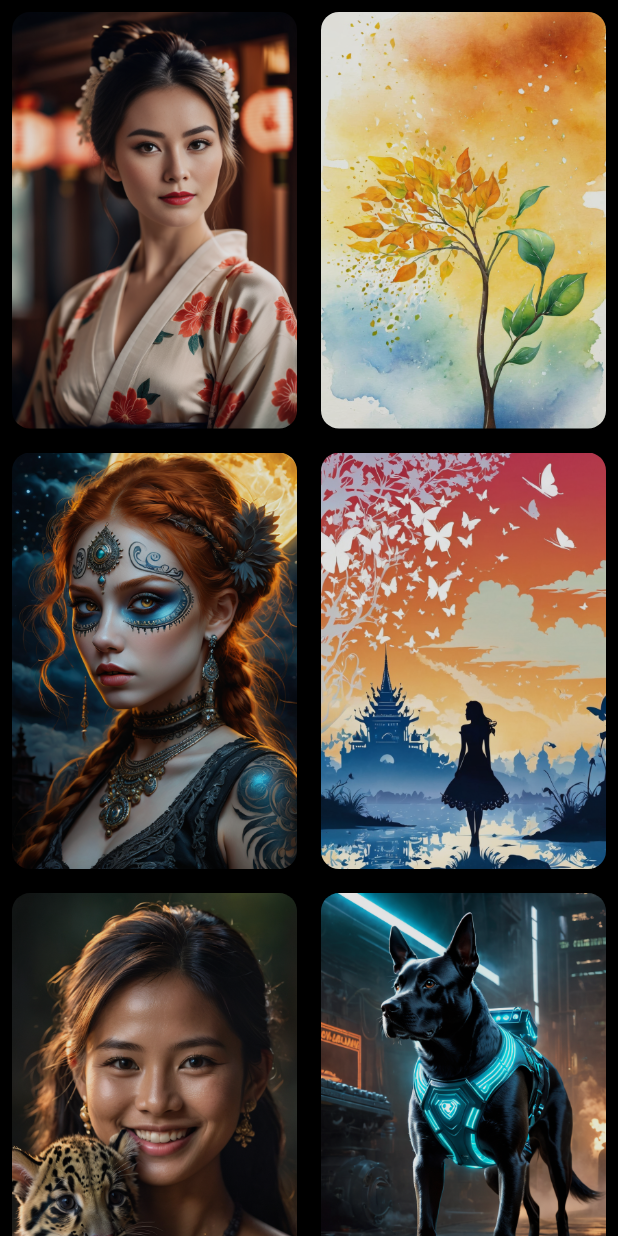
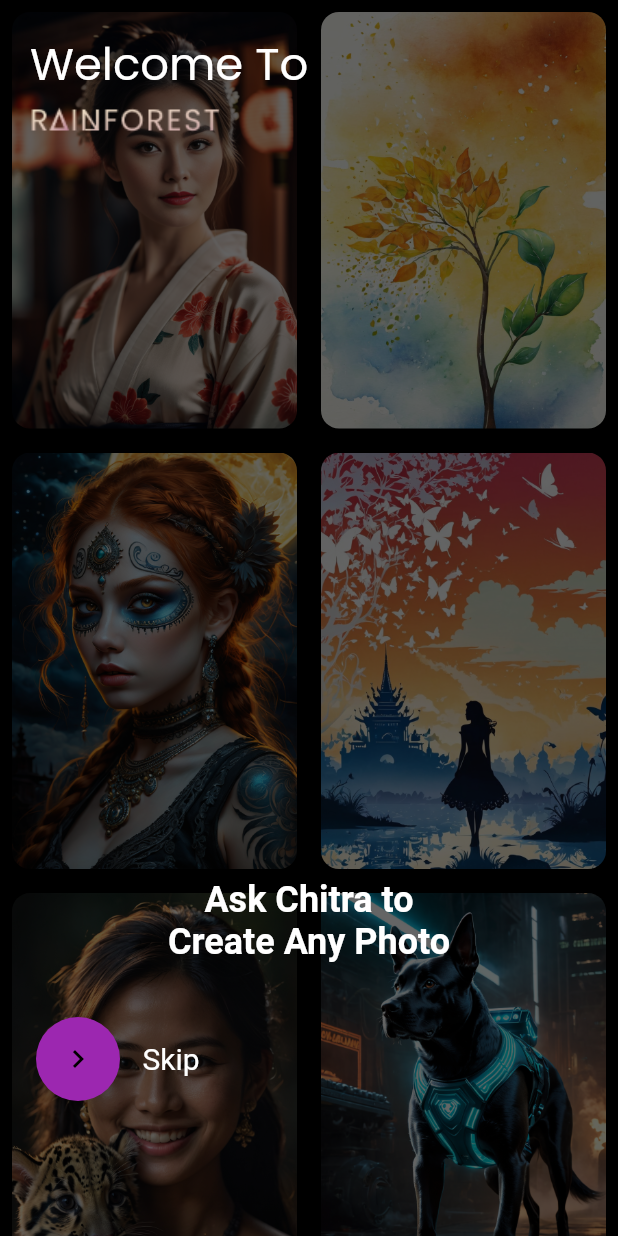
Before and after one commit to whoaryu/rainforest, a Flutter app: the screen it shows after launch, on a phone screen of 412 x 824 dp. Run offline on Flutter 3.47's test engine with Material 3 defaults, Android fonts, the light colour scheme and no system bars.

Commit message:
Update stilltrying.dart

```diff
--- a/lib/stilltrying.dart
+++ b/lib/stilltrying.dart
@@ -34,13 +34,15 @@ class _TrialState extends State<Trial> {
   Widget build(BuildContext context) {
     return Scaffold(
       backgroundColor: Colors.black,
-      body: MasonryGridView.builder(
+      body: Stack(
+        children: [
+          MasonryGridView.builder(
             itemCount: 16, // Placeholder for infinite scroll implementation
             gridDelegate: const SliverSimpleGridDelegateWithFixedCrossAxisCount(
               crossAxisCount: 2,
             ),
             itemBuilder: (context, index) => Opacity(
-          opacity: 0.9,
+              opacity: 0.4,
               child: Padding(
                 padding: const EdgeInsets.all(8.0),
                 child: ClipRRect(
@@ -52,6 +54,75 @@ class _TrialState extends State<Trial> {
               ),
             ),
           ),
+          Positioned(
+            top: 20.0,
+            left: 20.0,
+            child: Column(
+              crossAxisAlignment: CrossAxisAlignment.start,
+              children: [
+                // Image.asset(
+                //   'assets/welcome_to_login.svg',
+                //   height: 50,
+                // ),
+                Text(
+                  'Welcome To',
+                  style: TextStyle(
+                    fontSize: 30,
+                    color: Colors.white,
+                    fontFamily: 'Poppins-Regular',
+                  ),
+                ),
+
+                Container(
+                  width: 600,
+                  alignment: Alignment.centerLeft,
+                  child: Image.asset(
+                    'assets/brand_name.png',
+                  ),
+                ),
+              ],
+            ),
+          ),
+          Positioned(
+            bottom: 150.0,
+            left: 0.0,
+            right: 0.0,
+            child: Padding(
+              padding: const EdgeInsets.all(32.0),
+              child: Text(
+                'Ask Chitra to\nCreate Any Photo',
+                textAlign: TextAlign.center,
+                style: TextStyle(
+                  fontSize: 24.0,
+                  fontWeight: FontWeight.bold,
+                  color: Colors.white,
+                ),
+              ),
+            ),
+          ),
+          Positioned(
+            bottom: 90.0,
+            left: 24.0,
+            child: Row(
+              children: [
+                FloatingActionButton(
+                  onPressed: () {},
+                  child: Icon(
+                    Icons.navigate_next,
+                    color: Colors.black,
+                  ),
+                  backgroundColor: Colors.purple,
+                ),
+                SizedBox(
+                  width: 15,
+                ),
+                Text('Skip',
+                    style: TextStyle(color: Colors.white, fontSize: 20)),
+              ],
+            ),
+          ),
+        ],
+      ),
     );
   }
 }
```
Lines whose indentation alone changed are shown as unchanged.
